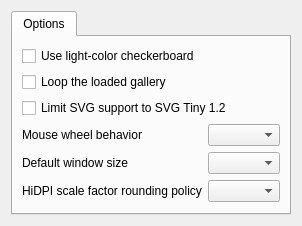
First picture: the form in app/settingsdialog.ui, repository SarasasChipWorkshop/sarasacw-picture, before the edit.
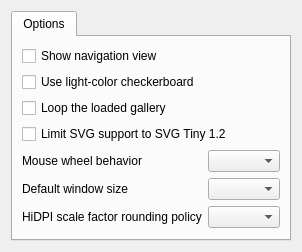
Second picture: the form after the edit.

Commit message: feat: add an option to show/hide navigator view

The edit to the form file:
```diff
--- a/app/settingsdialog.ui
+++ b/app/settingsdialog.ui
@@ -20,54 +20,61 @@
       </attribute>
       <layout class="QFormLayout" name="settingsForm">
         <item row="0" column="0" colspan="2">
+         <widget class="QCheckBox" name="m_showNavigatorView">
+          <property name="text">
+           <string>Show navigation view</string>
+          </property>
+         </widget>
+        </item>
+        <item row="1" column="0" colspan="2">
          <widget class="QCheckBox" name="m_useLightCheckerboard">
           <property name="text">
            <string>Use light-color checkerboard</string>
           </property>
          </widget>
         </item>
-        <item row="1" column="0" colspan="2">
+        <item row="2" column="0" colspan="2">
          <widget class="QCheckBox" name="m_loopGallery">
           <property name="text">
            <string>Loop the loaded gallery</string>
           </property>
          </widget>
         </item>
-        <item row="2" column="0" colspan="2">
+        <item row="3" column="0" colspan="2">
          <widget class="QCheckBox" name="m_svgTiny12Only">
           <property name="text">
            <string>Limit SVG support to SVG Tiny 1.2</string>
           </property>
          </widget>
         </item>
-       <item row="3" column="0">
+       <item row="4" column="0">
          <widget class="QLabel" name="m_mouseWheelBehaviorLabel">
          <property name="text">
           <string>Mouse wheel behavior</string>
          </property>
         </widget>
        </item>
-       <item row="3" column="1">
+       <item row="4" column="1">
         <widget class="QComboBox" name="m_mouseWheelBehavior"/>
        </item>
-       <item row="4" column="0">
+       <item row="5" column="0">
          <widget class="QLabel" name="m_initWindowSizeBehaviorLabel">
          <property name="text">
           <string>Default window size</string>
          </property>
         </widget>
        </item>
-       <item row="4" column="1">
+       <item row="5" column="1">
         <widget class="QComboBox" name="m_initWindowSizeBehavior"/>
        </item>
-       <item row="5" column="0">
+       <item row="6" column="0">
          <widget class="QLabel" name="m_hiDpiRoundingPolicyBehaviorLabel">
          <property name="text">
           <string>HiDPI scale factor rounding policy</string>
          </property>
         </widget>
        </item>
-       <item row="5" column="1">
+       <item row="6" column="1">
         <widget class="QComboBox" name="m_hiDpiRoundingPolicyBehavior"/>
        </item>
       </layout>
```
The commit also changes 4 other files.
